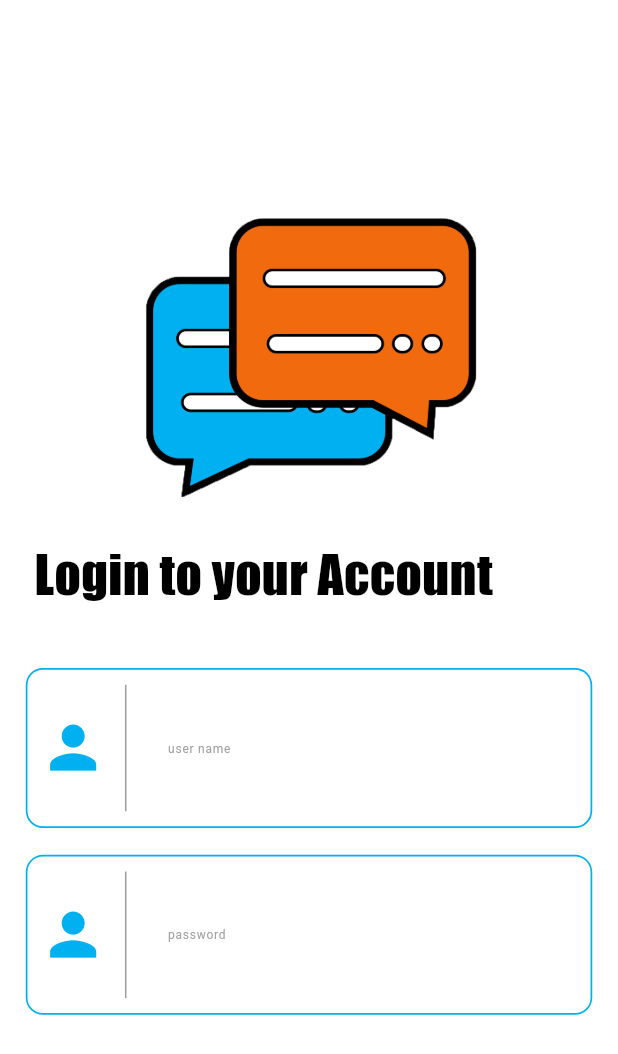
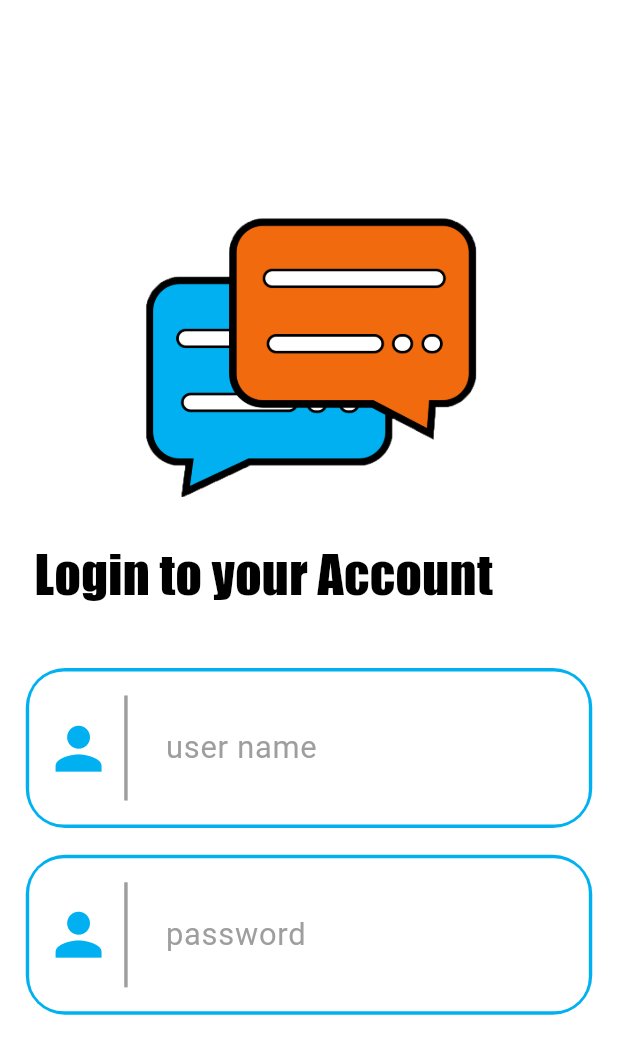
Before and after one commit to Mohand-2004/Chatti, a Flutter app: the screen it shows after launch, on a phone screen of 412 x 824 dp. Shown: the top 1054 px of the screen. Run offline on Flutter 3.47's test engine with Material 3 defaults, Android fonts, the phone set to English and light mode, and no system bars; our stand-ins replace device_preview, flutter_screenutil.

Commit message:
fix entery widget bugs

```diff
--- a/lib/widgets/entry.dart
+++ b/lib/widgets/entry.dart
@@ -1,3 +1,4 @@
+import 'dart:io' show Platform;
 import 'package:flutter/material.dart';
 import 'package:my_app/models/app_colors.dart';
 import 'package:flutter_screenutil/flutter_screenutil.dart';
@@ -24,42 +25,42 @@ class _EntryState extends State<Entry>{
     return Container(
       decoration: BoxDecoration(
         color: AppColors.hellBlue,
-        borderRadius: BorderRadius.circular(10.sp)
+        borderRadius: BorderRadius.circular(23.r)
       ),
-      padding: EdgeInsets.all(1.sp),
+      padding: EdgeInsets.all(2.r),
       child: Container(
         alignment: Alignment.center,
-        width: double.infinity,
-        height: double.infinity,
         decoration: BoxDecoration(
           color: Colors.white,
-          borderRadius: BorderRadius.circular(9.sp)
+          borderRadius: BorderRadius.circular(20.r)
         ),
         child: Row(
           children: [
-            const Expanded(flex: 1, child: SizedBox()),
+            // icon
             Expanded(
               flex: 15,
-              child: SizedBox(
-                child: Padding(
-                  padding: const EdgeInsets.all(4),
-                  child: SizedBox(
-                    child: FittedBox(
-                      fit: BoxFit.contain,
-                      child: Icon(widget.icon,color: AppColors.hellBlue,),
-                    ),
-                  ),
+              child: Padding(
+                padding: const EdgeInsets.only(left: 10),
+                child: Icon(
+                  size: 40.r,
+                  widget.icon,color: AppColors.hellBlue,
                 ),
               ),
             ),
-            const SizedBox(
+
+            // verticl divider
+            SizedBox(
               height: double.infinity,
               child: VerticalDivider(
-                indent: 10,
-                endIndent: 10,
+                indent: 16,
+                endIndent: 16,
                 color: Colors.grey,
+                thickness: 2.sp,
+                width: 20.w,
               ),
             ),
+
+            // text feild
             Expanded(
               flex: 84,
               child: TextFormField(
@@ -75,18 +76,25 @@ class _EntryState extends State<Entry>{
                   errorStyle: TextStyle(
                     color: Colors.red,
                     fontFamily: 'impact',
-                    fontSize: 6.sp
+                    fontSize: 17.sp
                   ),
                   border: InputBorder.none,
                   hintText: widget.hinttext,
                   hintStyle: const TextStyle(
                     color: Colors.grey
                   ),
-                  contentPadding: const EdgeInsets.only(left: 20)
+                  contentPadding: const EdgeInsets.only(left: 15)
                 ),
                 style: TextStyle(
-                  fontSize: 7.sp,
+                  fontSize: 18.sp,
                 ),
+                onTapOutside: (event) {
+                  // pop the keyboard when foucus outside
+                  // as in iOS the keboard won't pop automaticly
+                  if(Platform.isIOS){
+                    FocusManager.instance.primaryFocus!.unfocus();
+                  }
+                },
               ),
             )
           ],
```
